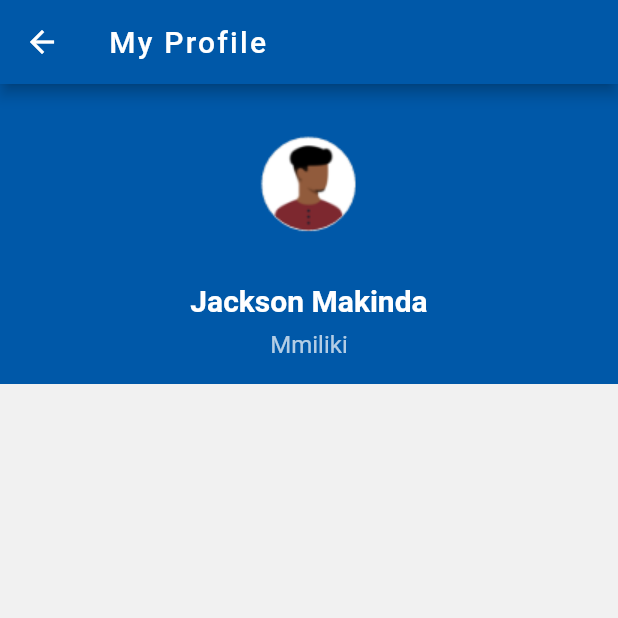
After one commit to wao1ook/nmbmkononi, a Flutter app: the ProfilePage screen opened directly, on a phone screen of 412 x 824 dp, the top half of it. The commit adds this screen. Run offline on Flutter 3.47's test engine with Material 2 defaults, Android fonts, the phone set to English and light mode, and no system bars; our stand-ins replace flutter_icons, splashscreen.

Commit message:
wip: ProfilePage

```diff
--- a/lib/main.dart
+++ b/lib/main.dart
@@ -1,6 +1,7 @@
 import 'package:flutter/material.dart';
 import 'package:flutter/cupertino.dart';
 import 'package:flutter_icons/flutter_icons.dart';
+import 'package:nmbmkononi/pages/profile.dart';
 import 'package:splashscreen/splashscreen.dart';
 import 'package:url_launcher/url_launcher.dart';
 import 'package:nmbmkononi/pages/home.dart';
@@ -57,7 +58,19 @@ class _AfterSplashState extends State<AfterSplash> {
           onPressed: () => scaffoldKey.currentState.openDrawer(),
           color: Colors.white,
         ),
-        actions: [Image(image: AssetImage('assets/images/avatar.png'))],
+        actions: [
+          GestureDetector(
+            onTap: () {
+              Navigator.of(context).push(MaterialPageRoute(
+                  builder: (_) => ProfilePage()));
+            },
+            child: Image(
+                image: AssetImage(
+                    'assets/images/avatar.png'
+                )
+            ),
+          )
+        ],
         centerTitle: true,
       ),
       key: scaffoldKey,
--- /dev/null
+++ b/lib/pages/profile.dart
@@ -0,0 +1,78 @@
+import 'package:flutter/material.dart';
+void main() {
+  runApp(MaterialApp(
+    home: ProfilePage(),
+  ));
+}
+
+class ProfilePage extends StatefulWidget {
+  @override
+  _ProfilePageState createState() => _ProfilePageState();
+}
+
+class _ProfilePageState extends State<ProfilePage> {
+  @override
+  Widget build(BuildContext context) {
+    return Scaffold(
+      appBar: AppBar(
+        backgroundColor: Color(0xff0058a8),
+        title: Text(
+          'My Profile',
+          style: TextStyle(
+            fontSize: 20.0,
+            color: Color(0xffffffff),
+            letterSpacing: 1.5,
+          ),
+        ),
+        centerTitle: false,
+      ),
+      backgroundColor: Color(0xfff1f1f1),
+      body: ListView.builder(
+        itemCount: 1,
+        itemBuilder: (BuildContext context, int index) {
+          return Container(
+            color: Color(0xff0058a8),
+            child: Column(
+              children: <Widget>[
+                Container(
+                  height: 200,
+                  color: Color(0xff0058a8),
+                  child: Expanded(
+                    flex: 5,
+                    child: Column(
+                      children: [
+                        Image(
+                            image: AssetImage(
+                              'assets/images/avatar.png',
+                            ),
+                        ),
+                        Text(
+                          'Jackson Makinda',
+                          style: TextStyle(
+                            color: Colors.white,
+                            fontWeight: FontWeight.bold,
+                            fontSize: 20,
+                          ),
+                        ),
+                        Padding(
+                          padding: const EdgeInsets.only(top: 8.0),
+                          child: Text(
+                            'Mmiliki',
+                            style: TextStyle(
+                                color: Colors.white70,
+                                fontSize: 16
+                            ),
+                          ),
+                        )
+                      ],
+                    ),
+                  )
+                ),
+              ],
+            ),
+          );
+        },
+      ),
+    );
+  }
+}
```
